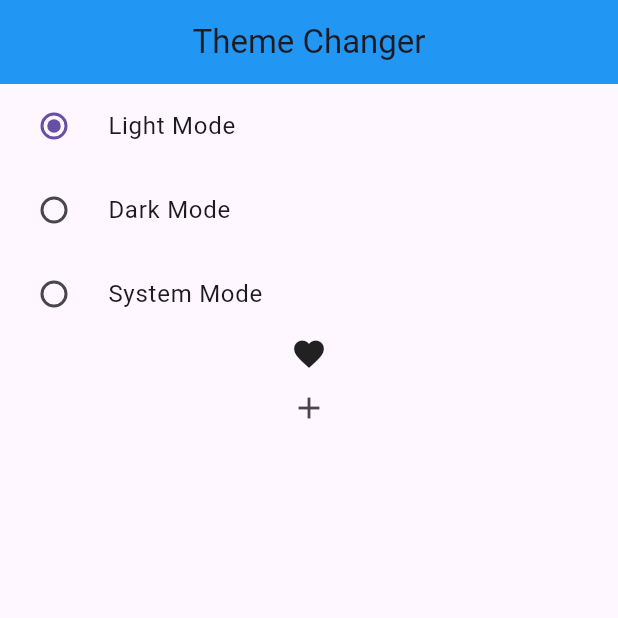
After one commit to rizwan1255/provider_practice, a Flutter app: the screen it shows after launch, after a tap on "Light Mode", on a phone screen of 412 x 824 dp, the top half of it. The commit adds this screen. Run offline on Flutter 3.47's test engine with Material 3 defaults, Android fonts, the phone set to English and light mode, and no system bars.

Commit message:
Theme Change Through Provider

```diff
--- a/lib/main.dart
+++ b/lib/main.dart
@@ -3,8 +3,10 @@ import 'package:provider/provider.dart';
 import 'package:provider_practice/provider/count_provider.dart';
 import 'package:provider_practice/provider/example_one_provider.dart';
 import 'package:provider_practice/provider/favourite_provider.dart';
+import 'package:provider_practice/provider/theme_changer_provider.dart';
 import 'package:provider_practice/screens/count_example.dart';
 import 'package:provider_practice/screens/example_one.dart';
+import 'package:provider_practice/screens/favourite/dark_theme.dart';
 import 'package:provider_practice/screens/favourite/favourite_screen.dart';
 
 void main() {
@@ -17,14 +19,36 @@ class MyApp extends StatelessWidget {
   Widget build(BuildContext context) {
     return MultiProvider(
       providers: [
-        ChangeNotifierProvider(create: (_) => CountProvider(),),
-        ChangeNotifierProvider(create: (_) => ExampleOneProvider(),),
-        ChangeNotifierProvider(create: (_) => FavouriteItemProvider(),),
-
+        ChangeNotifierProvider(create: (_) => CountProvider()),
+        ChangeNotifierProvider(create: (_) => ExampleOneProvider()),
+        ChangeNotifierProvider(create: (_) => FavouriteItemProvider()),
+        ChangeNotifierProvider(create: (_) => ThemeChangerProvider()),
       ],
-      child: MaterialApp(
-        debugShowCheckedModeBanner: false,
-        home: const FavouriteScreen(),
+      child: Builder(
+        builder: (BuildContext context) {
+          final themeChangerProvider = Provider.of<ThemeChangerProvider>(
+            context,
+          );
+          return MaterialApp(
+            themeMode: themeChangerProvider.themeMode,
+            debugShowCheckedModeBanner: false,
+            theme: ThemeData(
+              primarySwatch: Colors.blue,
+              brightness: Brightness.light,
+              appBarTheme: AppBarTheme(backgroundColor: Colors.blue),
+            ),
+            darkTheme: ThemeData(
+              brightness: Brightness.dark,
+              primarySwatch: Colors.purple,
+              appBarTheme: AppBarTheme(backgroundColor: Colors.red),
+              iconTheme: IconThemeData(color: Colors.red),
+              iconButtonTheme: IconButtonThemeData(
+                style: IconButton.styleFrom(foregroundColor: Colors.red),
+              ),
+            ),
+            home: const DarkThemeScreen(),
+          );
+        },
       ),
     );
   }
--- /dev/null
+++ b/lib/provider/theme_changer_provider.dart
@@ -0,0 +1,13 @@
+import 'package:flutter/foundation.dart';
+import 'package:flutter/material.dart';
+
+class ThemeChangerProvider with ChangeNotifier {
+  var _themeMode = ThemeMode.light;
+
+  ThemeMode get themeMode => _themeMode;
+
+  void setTheme(themeMode) {
+    _themeMode = themeMode;
+    notifyListeners();
+  }
+}
--- /dev/null
+++ b/lib/screens/favourite/dark_theme.dart
@@ -0,0 +1,44 @@
+import 'package:flutter/material.dart';
+import 'package:provider/provider.dart';
+import '../../provider/theme_changer_provider.dart';
+
+class DarkThemeScreen extends StatefulWidget {
+  const DarkThemeScreen({super.key});
+
+  @override
+  State<DarkThemeScreen> createState() => _DarkThemeScreenState();
+}
+
+class _DarkThemeScreenState extends State<DarkThemeScreen> {
+  @override
+  Widget build(BuildContext context) {
+    final themeChangerProvider = Provider.of<ThemeChangerProvider>(context);
+    return Scaffold(
+      appBar: AppBar(title: Center(child: Text('Theme Changer'))),
+      body: Column(
+        children: [
+          RadioListTile<ThemeMode>(
+            title: Text('Light Mode'),
+            value: ThemeMode.light,
+            groupValue: themeChangerProvider.themeMode,
+            onChanged: themeChangerProvider.setTheme,
+          ),
+          RadioListTile<ThemeMode>(
+            title: Text('Dark Mode'),
+            value: ThemeMode.dark,
+            groupValue: themeChangerProvider.themeMode,
+            onChanged: themeChangerProvider.setTheme,
+          ),
+          RadioListTile<ThemeMode>(
+            title: Text('System Mode'),
+            value: ThemeMode.system,
+            groupValue: themeChangerProvider.themeMode,
+            onChanged: themeChangerProvider.setTheme,
+          ),
+          Icon(Icons.favorite),
+          IconButton(onPressed: () {}, icon: Icon(Icons.add)),
+        ],
+      ),
+    );
+  }
+}
```
Also changed, not shown: 1 other file.
